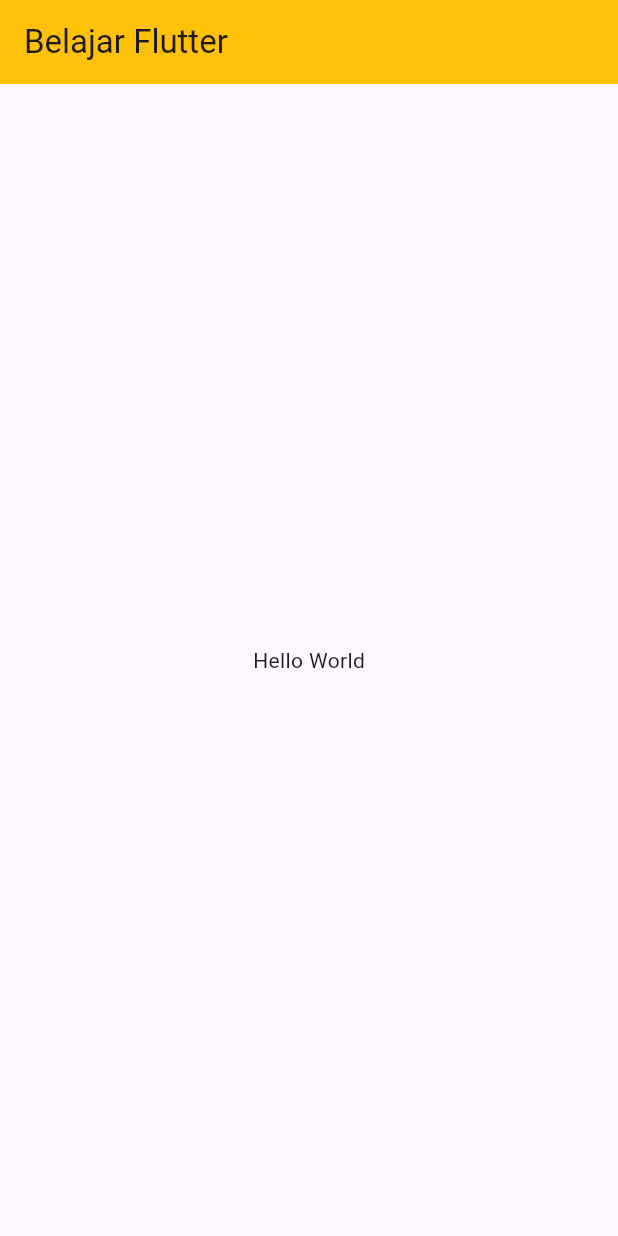
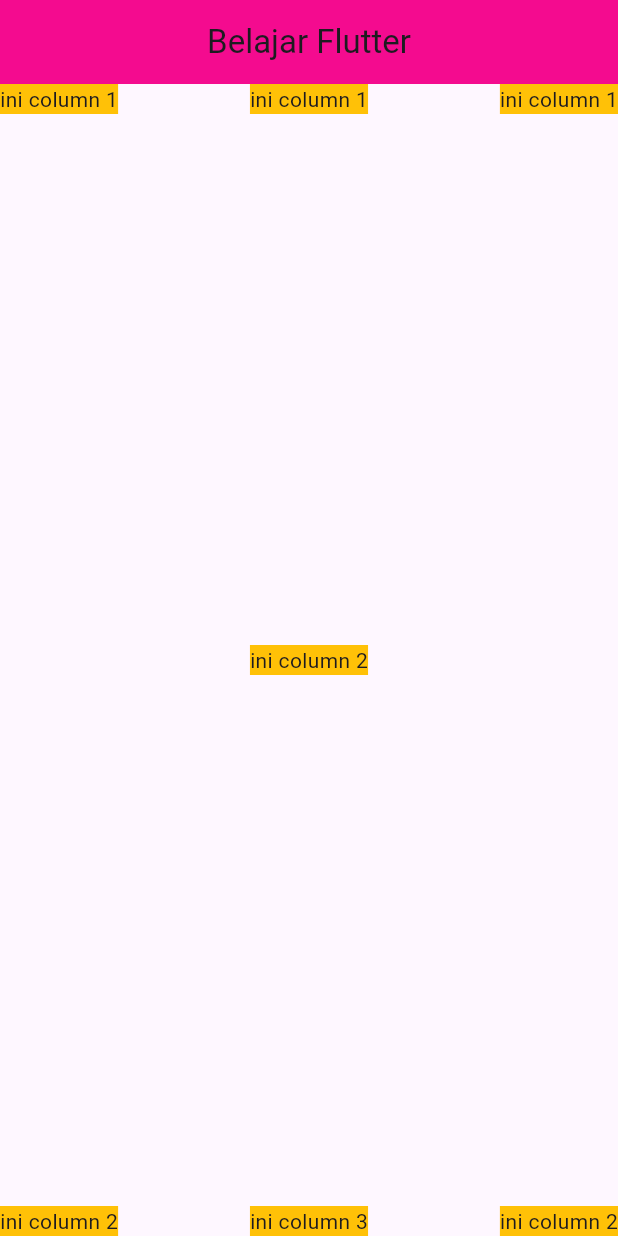
Before and after one commit to ririnrosdyanti05/belajar-munkar, a Flutter app: the screen it shows after launch, on a phone screen of 412 x 824 dp. Run offline on Flutter 3.47's test engine with Material 3 defaults, Android fonts, the phone set to English and light mode, and no system bars.

Commit message:
push github

```diff
--- a/lib/main.dart
+++ b/lib/main.dart
@@ -1,24 +1,30 @@
 import 'package:flutter/material.dart';
+// import 'package:myapp/container_widget.dart';
+// import 'package:myapp/row_column/column_widget.dart';
+// import 'package:myapp/row_column/row_column_widget.dart';
+// import 'package:myapp/row_column/row_widget.dart';
+import 'package:myapp/row_column/latihan_row_column_widget.dart';
 
-void main (){
+
+// import 'package:myapp/container_widget.dart'
+void main(){
   runApp(MyApp());
 }
 
 class MyApp extends StatelessWidget {
+ const MyApp({Key? key}) : super(key: key);
 
   @override
   Widget build(BuildContext context) {
     return MaterialApp(
       home: Scaffold(
         appBar: AppBar(
-          backgroundColor: Colors.amber,
+          backgroundColor: Color.fromARGB(255, 244, 11, 143),
+          centerTitle: true,
           title: Text("Belajar Flutter"),
-        ),
-        body: Center(
-          child: Text("Hello World"),
-        ),
-
-      ),
-    );
-  }
+          ),
+          body: LatihanRowColumn()
+           ),
+        );
+    }
 }
--- /dev/null
+++ b/lib/row_column/column_widget.dart
@@ -0,0 +1,16 @@
+import 'package:flutter/material.dart';
+
+class BelajarColumn extends StatelessWidget {
+
+  @override
+  Widget build(BuildContext context) {
+    return Column(
+      mainAxisAlignment: MainAxisAlignment.spaceBetween,
+      children: [
+        Text('Ini Column 1'),
+        Text('Ini Column 2'),
+        Text('Ini Column 3')
+      ],
+    );
+  }
+}
--- /dev/null
+++ b/lib/row_column/latihan_row_column_widget.dart
@@ -0,0 +1,58 @@
+import 'package:flutter/material.dart';
+
+class LatihanRowColumn extends StatelessWidget {
+  // const LatihanRowCol({Key? key}) : super(key: key);
+
+  @override
+  Widget build(BuildContext context) {
+    return Container(
+      child: Row(
+        mainAxisAlignment: MainAxisAlignment.spaceBetween,
+        children: [
+         Column(
+          mainAxisAlignment: MainAxisAlignment.spaceBetween,
+          children: [
+             Container(
+            child: Text('ini column 1'),
+            color: Colors.amber,
+          ),
+          Container(
+            child: Text('ini column 2'),
+            color: Colors.amber,
+          ),
+          ],
+         ),
+         Column(
+          mainAxisAlignment: MainAxisAlignment.spaceBetween,
+          children: [
+             Container(
+            child: Text('ini column 1'),
+            color: Colors.amber,
+          ),
+          Container(
+            child: Text('ini column 2'),
+            color: Colors.amber,
+          ),
+          Container(
+            child: Text('ini column 3'),
+            color: Colors.amber,
+          ),
+          ],
+         ),
+         Column(
+          mainAxisAlignment: MainAxisAlignment.spaceBetween,
+          children: [
+             Container(
+            child: Text('ini column 1'),
+            color: Colors.amber,
+          ),
+          Container(
+            child: Text('ini column 2'),
+            color: Colors.amber,
+          ),
+          ],
+         ),
+      ],),
+    );
+  }
+}
--- /dev/null
+++ b/lib/row_column/row_widget.dart
@@ -0,0 +1,16 @@
+import 'package:flutter/material.dart';
+
+class BelajarRow extends StatelessWidget {
+
+  @override
+  Widget build(BuildContext context) {
+    return Row(
+      mainAxisAlignment: MainAxisAlignment.spaceBetween,
+      children: [
+        Text('Ini Row 1'),
+        Text('Ini Row 2'),
+        Text('Ini Row 3')
+      ],
+    );
+  }
+}
```
Also changed, not shown: lib/container_widget.dart (added, +27 -0 lines), lib/row_column/latihan_dua.dart (added, +68 -0 lines), lib/row_column/row_column_widget.dart (added, +30 -0 lines).
